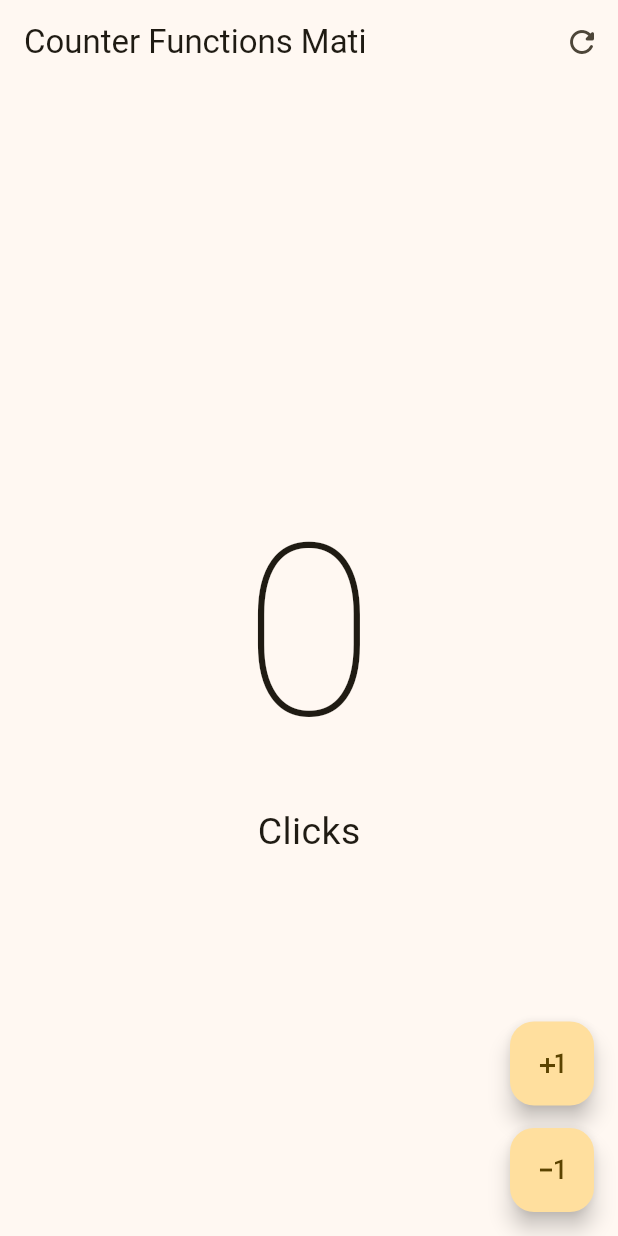
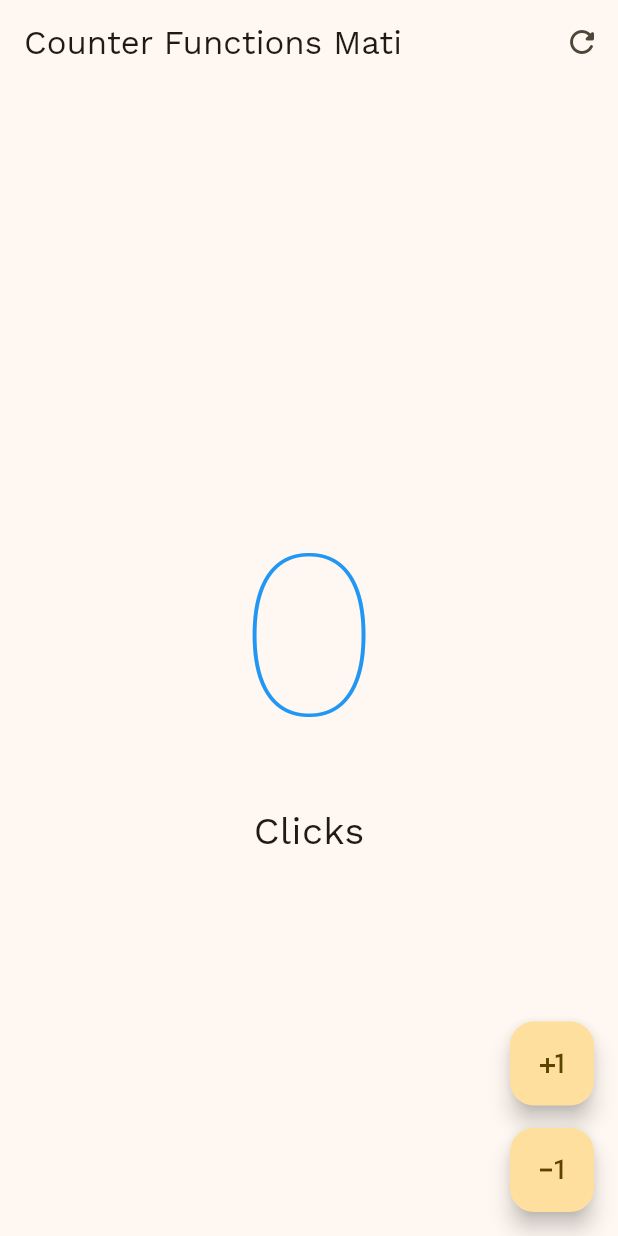
Before and after one commit to EMATIAS230045/Practicas_DMI_230045, a Flutter app: the screen it shows after launch, on a phone screen of 412 x 824 dp. Run offline on Flutter 3.47's test engine with Material 3 defaults, Android fonts, the phone set to English and light mode, and no system bars; our stand-ins replace google_fonts.

Commit message:
Practica 02 -add numbers logic
Se agrego logica para que dependiendo del estado del numero estan en negativo como positivo cambien a rojo o verde y en su punto cero este en azul

```diff
--- a/hello_world_app/lib/Presentation/screens/counters/counter_functions_screen.dart
+++ b/hello_world_app/lib/Presentation/screens/counters/counter_functions_screen.dart
@@ -1,4 +1,5 @@
 import 'package:flutter/material.dart';
+import 'package:google_fonts/google_fonts.dart';
 
 class CounterFunctionsScreen extends StatefulWidget {
   const CounterFunctionsScreen({super.key});
@@ -12,12 +13,20 @@
 
   @override
   Widget build(BuildContext context) {
+    // Evaluamos el color según el valor actual del contador
+    Color counterColor = Colors.blue;
+    if (clickCounter > 0) counterColor = Colors.green;
+    if (clickCounter < 0) counterColor = Colors.red;
+
     return Scaffold(
       appBar: AppBar(
-        title: const Text('Counter Functions Mati'),
+        title: Text(
+          'Counter Functions Mati',
+          style: GoogleFonts.workSans(),
+        ),
         actions: [
           IconButton(
-            icon: Icon(Icons.refresh_rounded),
+            icon: const Icon(Icons.refresh_rounded),
             onPressed: () {
               setState(() {
                 clickCounter = 0;
@@ -30,10 +39,18 @@
         child: Column(
           mainAxisAlignment: MainAxisAlignment.center,
           children: [
-              Text('$clickCounter',
-                style: const TextStyle(
-                  fontSize: 160, fontWeight: FontWeight.w100 )),
-              Text('Click${clickCounter == 1 ? '' : 's' }', style: TextStyle( fontSize: 25 ))
+            Text(
+              '$clickCounter',
+              style: GoogleFonts.workSans(
+                fontSize: 160,
+                fontWeight: FontWeight.w100,
+                color: counterColor,
+              ),
+            ),
+            Text(
+              'Click${clickCounter == 1 ? '' : 's'}',
+              style: GoogleFonts.workSans(fontSize: 25),
+            )
           ],
         ),
       ),
@@ -42,23 +59,23 @@
         children: [
           FloatingActionButton(
             onPressed: () {
-                clickCounter ++;
+              clickCounter++;
               setState(() {});
             },
-              child: const Icon( Icons.plus_one ),
+            child: const Icon(Icons.plus_one),
           ),
 
-            SizedBox(height: 15,),
+          const SizedBox(height: 15),
 
           FloatingActionButton(
             onPressed: () {
-                clickCounter --;
+              clickCounter--;
               setState(() {});
             },
-              child: const Icon( Icons.exposure_minus_1_outlined ),
+            child: const Icon(Icons.exposure_minus_1_outlined),
           ),
         ],
-        )
+      ),
     );
   }
 }
--- a/hello_world_app/pubspec.yaml
+++ b/hello_world_app/pubspec.yaml
@@ -34,6 +34,7 @@
   # The following adds the Cupertino Icons font to your application.
   # Use with the CupertinoIcons class for iOS style icons.
   cupertino_icons: ^1.0.8
+  google_fonts: ^8.2.1
 
 dev_dependencies:
   flutter_test:
```
Also changed, not shown: hello_world_app/pubspec.lock, 2 other files. Lines whose indentation alone changed are shown as unchanged.
